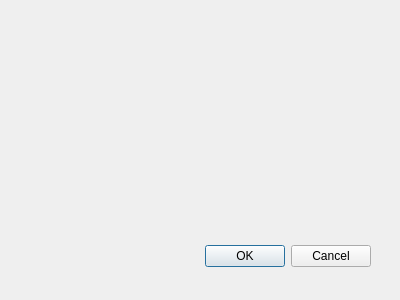
The window that lushan_efficiency_suite_dialog_base.ui (kevics1/wallpaper-web) describes before a commit, drawn with Qt 5.
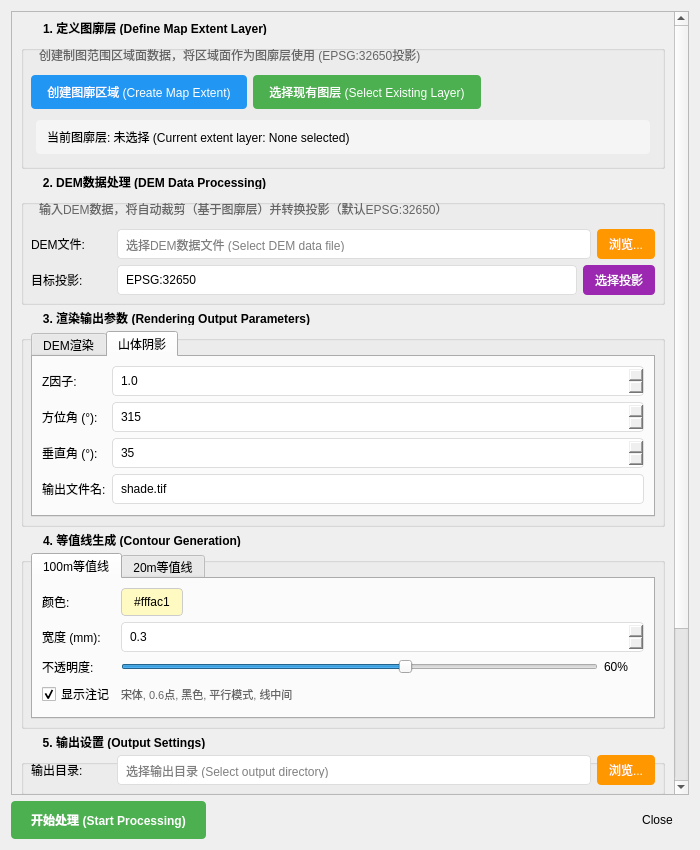
The same window after the commit. The open tabs and pages were chosen to show the change.

Commit message: Implement core UI and processing functionality for Lushan map making tool

What changed in the file:
```diff
--- a/lushan_efficiency_suite_dialog_base.ui
+++ b/lushan_efficiency_suite_dialog_base.ui
@@ -1,33 +1,853 @@
 <ui version="4.0" >
  <class>LushanEfficiencySuiteDialogBase</class>
- <widget class="QDialog" name="LushanEfficiencySuiteDialogBase" >
-  <property name="geometry" >
+ <widget class="QDialog" name="LushanEfficiencySuiteDialogBase">
+  <property name="geometry">
    <rect>
     <x>0</x>
     <y>0</y>
-    <width>400</width>
-    <height>300</height>
+    <width>700</width>
+    <height>850</height>
    </rect>
   </property>
   <property name="windowTitle" >
    <string>Lushan Efficiency Suite</string>
   </property>
-  <widget class="QDialogButtonBox" name="button_box" >
-   <property name="geometry" >
-    <rect>
-     <x>30</x>
-     <y>240</y>
-     <width>341</width>
-     <height>32</height>
-    </rect>
-   </property>
-   <property name="orientation" >
-    <enum>Qt::Horizontal</enum>
-   </property>
-   <property name="standardButtons" >
-    <set>QDialogButtonBox::Cancel|QDialogButtonBox::Ok</set>
-   </property>
-  </widget>
+  <property name="modal">
+   <bool>true</bool>
+  </property>
+  <layout class="QVBoxLayout" name="verticalLayout">
+   <item>
+    <widget class="QScrollArea" name="scrollArea">
+     <property name="widgetResizable">
+      <bool>true</bool>
+     </property>
+     <widget class="QWidget" name="scrollAreaWidgetContents">
+      <property name="geometry">
+       <rect>
+        <x>0</x>
+        <y>0</y>
+        <width>678</width>
+        <height>1200</height>
+       </rect>
+      </property>
+      <layout class="QVBoxLayout" name="mainLayout">
+       <item>
+        <widget class="QGroupBox" name="groupBox_mapExtent">
+         <property name="title">
+          <string>1. 定义图廓层 (Define Map Extent Layer)</string>
+         </property>
+         <property name="styleSheet">
+          <string>QGroupBox { font-weight: bold; margin-top: 10px; }
+QGroupBox::title { subcontrol-origin: margin; left: 10px; padding: 0 10px 0 10px; }</string>
+         </property>
+         <layout class="QVBoxLayout" name="extentLayout">
+          <item>
+           <widget class="QLabel" name="label_extentInfo">
+            <property name="text">
+             <string>创建制图范围区域面数据，将区域面作为图廓层使用 (EPSG:32650投影)</string>
+            </property>
+            <property name="wordWrap">
+             <bool>true</bool>
+            </property>
+            <property name="styleSheet">
+             <string>color: #666; margin: 5px;</string>
+            </property>
+           </widget>
+          </item>
+          <item>
+           <layout class="QHBoxLayout" name="extentButtonLayout">
+            <item>
+             <widget class="QPushButton" name="btn_createExtent">
+              <property name="text">
+               <string>创建图廓区域 (Create Map Extent)</string>
+              </property>
+              <property name="styleSheet">
+               <string>QPushButton { background-color: #2196F3; color: white; border: none; padding: 8px 16px; border-radius: 4px; }
+QPushButton:hover { background-color: #1976D2; }
+QPushButton:pressed { background-color: #0D47A1; }</string>
+              </property>
+             </widget>
+            </item>
+            <item>
+             <widget class="QPushButton" name="btn_selectExtentLayer">
+              <property name="text">
+               <string>选择现有图层 (Select Existing Layer)</string>
+              </property>
+              <property name="styleSheet">
+               <string>QPushButton { background-color: #4CAF50; color: white; border: none; padding: 8px 16px; border-radius: 4px; }
+QPushButton:hover { background-color: #388E3C; }
+QPushButton:pressed { background-color: #1B5E20; }</string>
+              </property>
+             </widget>
+            </item>
+            <item>
+             <spacer name="extentSpacer">
+              <property name="orientation">
+               <enum>Qt::Horizontal</enum>
+              </property>
+              <property name="sizeHint" stdset="0">
+               <size>
+                <width>40</width>
+                <height>20</height>
+               </size>
+              </property>
+             </spacer>
+            </item>
+           </layout>
+          </item>
+          <item>
+           <widget class="QLabel" name="label_selectedExtent">
+            <property name="text">
+             <string>当前图廓层: 未选择 (Current extent layer: None selected)</string>
+            </property>
+            <property name="styleSheet">
+             <string>background-color: #F5F5F5; padding: 8px; border-radius: 4px; margin: 5px;</string>
+            </property>
+           </widget>
+          </item>
+         </layout>
+        </widget>
+       </item>
+       <item>
+        <widget class="QGroupBox" name="groupBox_demProcessing">
+         <property name="title">
+          <string>2. DEM数据处理 (DEM Data Processing)</string>
+         </property>
+         <property name="styleSheet">
+          <string>QGroupBox { font-weight: bold; margin-top: 10px; }
+QGroupBox::title { subcontrol-origin: margin; left: 10px; padding: 0 10px 0 10px; }</string>
+         </property>
+         <layout class="QVBoxLayout" name="demLayout">
+          <item>
+           <widget class="QLabel" name="label_demInfo">
+            <property name="text">
+             <string>输入DEM数据，将自动裁剪（基于图廓层）并转换投影（默认EPSG:32650）</string>
+            </property>
+            <property name="wordWrap">
+             <bool>true</bool>
+            </property>
+            <property name="styleSheet">
+             <string>color: #666; margin: 5px;</string>
+            </property>
+           </widget>
+          </item>
+          <item>
+           <layout class="QHBoxLayout" name="demFileLayout">
+            <item>
+             <widget class="QLabel" name="label_demFile">
+              <property name="text">
+               <string>DEM文件:</string>
+              </property>
+              <property name="minimumSize">
+               <size>
+                <width>80</width>
+                <height>0</height>
+               </size>
+              </property>
+             </widget>
+            </item>
+            <item>
+             <widget class="QLineEdit" name="lineEdit_demFile">
+              <property name="placeholderText">
+               <string>选择DEM数据文件 (Select DEM data file)</string>
+              </property>
+              <property name="styleSheet">
+               <string>padding: 6px; border: 1px solid #ddd; border-radius: 4px;</string>
+              </property>
+             </widget>
+            </item>
+            <item>
+             <widget class="QPushButton" name="btn_browseDem">
+              <property name="text">
+               <string>浏览...</string>
+              </property>
+              <property name="styleSheet">
+               <string>QPushButton { background-color: #FF9800; color: white; border: none; padding: 6px 12px; border-radius: 4px; }
+QPushButton:hover { background-color: #F57C00; }
+QPushButton:pressed { background-color: #E65100; }</string>
+              </property>
+             </widget>
+            </item>
+           </layout>
+          </item>
+          <item>
+           <layout class="QHBoxLayout" name="projectionLayout">
+            <item>
+             <widget class="QLabel" name="label_projection">
+              <property name="text">
+               <string>目标投影:</string>
+              </property>
+              <property name="minimumSize">
+               <size>
+                <width>80</width>
+                <height>0</height>
+               </size>
+              </property>
+             </widget>
+            </item>
+            <item>
+             <widget class="QLineEdit" name="lineEdit_projection">
+              <property name="text">
+               <string>EPSG:32650</string>
+              </property>
+              <property name="styleSheet">
+               <string>padding: 6px; border: 1px solid #ddd; border-radius: 4px;</string>
+              </property>
+             </widget>
+            </item>
+            <item>
+             <widget class="QPushButton" name="btn_selectProjection">
+              <property name="text">
+               <string>选择投影</string>
+              </property>
+              <property name="styleSheet">
+               <string>QPushButton { background-color: #9C27B0; color: white; border: none; padding: 6px 12px; border-radius: 4px; }
+QPushButton:hover { background-color: #7B1FA2; }
+QPushButton:pressed { background-color: #4A148C; }</string>
+              </property>
+             </widget>
+            </item>
+           </layout>
+          </item>
+         </layout>
+        </widget>
+       </item>
+       <item>
+        <widget class="QGroupBox" name="groupBox_rendering">
+         <property name="title">
+          <string>3. 渲染输出参数 (Rendering Output Parameters)</string>
+         </property>
+         <property name="styleSheet">
+          <string>QGroupBox { font-weight: bold; margin-top: 10px; }
+QGroupBox::title { subcontrol-origin: margin; left: 10px; padding: 0 10px 0 10px; }</string>
+         </property>
+         <layout class="QVBoxLayout" name="renderingLayout">
+          <item>
+           <widget class="QTabWidget" name="tabWidget_rendering">
+            <property name="currentIndex">
+             <number>0</number>
+            </property>
+            <widget class="QWidget" name="tab_demRendering">
+             <attribute name="title">
+              <string>DEM渲染</string>
+             </attribute>
+             <layout class="QVBoxLayout" name="demRenderLayout">
+              <item>
+               <layout class="QFormLayout" name="demFormLayout">
+                <item row="0" column="0">
+                 <widget class="QLabel" name="label_demOpacity">
+                  <property name="text">
+                   <string>不透明度:</string>
+                  </property>
+                 </widget>
+                </item>
+                <item row="0" column="1">
+                 <layout class="QHBoxLayout" name="opacityLayout">
+                  <item>
+                   <widget class="QSlider" name="slider_demOpacity">
+                    <property name="minimum">
+                     <number>0</number>
+                    </property>
+                    <property name="maximum">
+                     <number>100</number>
+                    </property>
+                    <property name="value">
+                     <number>80</number>
+                    </property>
+                    <property name="orientation">
+                     <enum>Qt::Horizontal</enum>
+                    </property>
+                   </widget>
+                  </item>
+                  <item>
+                   <widget class="QLabel" name="label_opacityValue">
+                    <property name="text">
+                     <string>80%</string>
+                    </property>
+                    <property name="minimumSize">
+                     <size>
+                      <width>40</width>
+                      <height>0</height>
+                     </size>
+                    </property>
+                   </widget>
+                  </item>
+                 </layout>
+                </item>
+                <item row="1" column="0">
+                 <widget class="QLabel" name="label_colorGradient">
+                  <property name="text">
+                   <string>颜色梯度:</string>
+                  </property>
+                 </widget>
+                </item>
+                <item row="1" column="1">
+                 <widget class="QLabel" name="label_gradientInfo">
+                  <property name="text">
+                   <string>0%:#d8e5be, 29%:#add59c, 89%:#4caf50, 100%:#006603</string>
+                  </property>
+                  <property name="styleSheet">
+                   <string>background: linear-gradient(to right, #d8e5be, #add59c, #4caf50, #006603); padding: 8px; border-radius: 4px; color: white;</string>
+                  </property>
+                 </widget>
+                </item>
+                <item row="2" column="0">
+                 <widget class="QLabel" name="label_demOutput">
+                  <property name="text">
+                   <string>输出文件名:</string>
+                  </property>
+                 </widget>
+                </item>
+                <item row="2" column="1">
+                 <widget class="QLineEdit" name="lineEdit_demOutput">
+                  <property name="text">
+                   <string>dem.tif</string>
+                  </property>
+                  <property name="styleSheet">
+                   <string>padding: 6px; border: 1px solid #ddd; border-radius: 4px;</string>
+                  </property>
+                 </widget>
+                </item>
+               </layout>
+              </item>
+             </layout>
+            </widget>
+            <widget class="QWidget" name="tab_hillshade">
+             <attribute name="title">
+              <string>山体阴影</string>
+             </attribute>
+             <layout class="QVBoxLayout" name="hillshadeLayout">
+              <item>
+               <layout class="QFormLayout" name="hillshadeFormLayout">
+                <item row="0" column="0">
+                 <widget class="QLabel" name="label_zFactor">
+                  <property name="text">
+                   <string>Z因子:</string>
+                  </property>
+                 </widget>
+                </item>
+                <item row="0" column="1">
+                 <widget class="QDoubleSpinBox" name="doubleSpinBox_zFactor">
+                  <property name="decimals">
+                   <number>1</number>
+                  </property>
+                  <property name="minimum">
+                   <double>0.100000000000000</double>
+                  </property>
+                  <property name="maximum">
+                   <double>10.000000000000000</double>
+                  </property>
+                  <property name="singleStep">
+                   <double>0.100000000000000</double>
+                  </property>
+                  <property name="value">
+                   <double>1.000000000000000</double>
+                  </property>
+                  <property name="styleSheet">
+                   <string>padding: 6px; border: 1px solid #ddd; border-radius: 4px;</string>
+                  </property>
+                 </widget>
+                </item>
+                <item row="1" column="0">
+                 <widget class="QLabel" name="label_azimuth">
+                  <property name="text">
+                   <string>方位角 (°):</string>
+                  </property>
+                 </widget>
+                </item>
+                <item row="1" column="1">
+                 <widget class="QSpinBox" name="spinBox_azimuth">
+                  <property name="minimum">
+                   <number>0</number>
+                  </property>
+                  <property name="maximum">
+                   <number>360</number>
+                  </property>
+                  <property name="value">
+                   <number>315</number>
+                  </property>
+                  <property name="styleSheet">
+                   <string>padding: 6px; border: 1px solid #ddd; border-radius: 4px;</string>
+                  </property>
+                 </widget>
+                </item>
+                <item row="2" column="0">
+                 <widget class="QLabel" name="label_elevation">
+                  <property name="text">
+                   <string>垂直角 (°):</string>
+                  </property>
+                 </widget>
+                </item>
+                <item row="2" column="1">
+                 <widget class="QSpinBox" name="spinBox_elevation">
+                  <property name="minimum">
+                   <number>0</number>
+                  </property>
+                  <property name="maximum">
+                   <number>90</number>
+                  </property>
+                  <property name="value">
+                   <number>35</number>
+                  </property>
+                  <property name="styleSheet">
+                   <string>padding: 6px; border: 1px solid #ddd; border-radius: 4px;</string>
+                  </property>
+                 </widget>
+                </item>
+                <item row="3" column="0">
+                 <widget class="QLabel" name="label_shadeOutput">
+                  <property name="text">
+                   <string>输出文件名:</string>
+                  </property>
+                 </widget>
+                </item>
+                <item row="3" column="1">
+                 <widget class="QLineEdit" name="lineEdit_shadeOutput">
+                  <property name="text">
+                   <string>shade.tif</string>
+                  </property>
+                  <property name="styleSheet">
+                   <string>padding: 6px; border: 1px solid #ddd; border-radius: 4px;</string>
+                  </property>
+                 </widget>
+                </item>
+               </layout>
+              </item>
+             </layout>
+            </widget>
+           </widget>
+          </item>
+         </layout>
+        </widget>
+       </item>
+       <item>
+        <widget class="QGroupBox" name="groupBox_contours">
+         <property name="title">
+          <string>4. 等值线生成 (Contour Generation)</string>
+         </property>
+         <property name="styleSheet">
+          <string>QGroupBox { font-weight: bold; margin-top: 10px; }
+QGroupBox::title { subcontrol-origin: margin; left: 10px; padding: 0 10px 0 10px; }</string>
+         </property>
+         <layout class="QVBoxLayout" name="contoursLayout">
+          <item>
+           <widget class="QTabWidget" name="tabWidget_contours">
+            <property name="currentIndex">
+             <number>0</number>
+            </property>
+            <widget class="QWidget" name="tab_contour100">
+             <attribute name="title">
+              <string>100m等值线</string>
+             </attribute>
+             <layout class="QVBoxLayout" name="contour100Layout">
+              <item>
+               <layout class="QFormLayout" name="contour100FormLayout">
+                <item row="0" column="0">
+                 <widget class="QLabel" name="label_contour100Color">
+                  <property name="text">
+                   <string>颜色:</string>
+                  </property>
+                 </widget>
+                </item>
+                <item row="0" column="1">
+                 <layout class="QHBoxLayout" name="color100Layout">
+                  <item>
+                   <widget class="QPushButton" name="btn_contour100Color">
+                    <property name="text">
+                     <string>#fffac1</string>
+                    </property>
+                    <property name="styleSheet">
+                     <string>background-color: #fffac1; border: 1px solid #ccc; padding: 6px 12px; border-radius: 4px;</string>
+                    </property>
+                   </widget>
+                  </item>
+                  <item>
+                   <spacer name="color100Spacer">
+                    <property name="orientation">
+                     <enum>Qt::Horizontal</enum>
+                    </property>
+                    <property name="sizeHint" stdset="0">
+                     <size>
+                      <width>40</width>
+                      <height>20</height>
+                     </size>
+                    </property>
+                   </spacer>
+                  </item>
+                 </layout>
+                </item>
+                <item row="1" column="0">
+                 <widget class="QLabel" name="label_contour100Width">
+                  <property name="text">
+                   <string>宽度 (mm):</string>
+                  </property>
+                 </widget>
+                </item>
+                <item row="1" column="1">
+                 <widget class="QDoubleSpinBox" name="doubleSpinBox_contour100Width">
+                  <property name="decimals">
+                   <number>1</number>
+                  </property>
+                  <property name="minimum">
+                   <double>0.100000000000000</double>
+                  </property>
+                  <property name="maximum">
+                   <double>10.000000000000000</double>
+                  </property>
+                  <property name="singleStep">
+                   <double>0.100000000000000</double>
+                  </property>
+                  <property name="value">
+                   <double>0.300000000000000</double>
+                  </property>
+                  <property name="styleSheet">
+                   <string>padding: 6px; border: 1px solid #ddd; border-radius: 4px;</string>
+                  </property>
+                 </widget>
+                </item>
+                <item row="2" column="0">
+                 <widget class="QLabel" name="label_contour100Opacity">
+                  <property name="text">
+                   <string>不透明度:</string>
+                  </property>
+                 </widget>
+                </item>
+                <item row="2" column="1">
+                 <layout class="QHBoxLayout" name="opacity100Layout">
+                  <item>
+                   <widget class="QSlider" name="slider_contour100Opacity">
+                    <property name="minimum">
+                     <number>0</number>
+                    </property>
+                    <property name="maximum">
+                     <number>100</number>
+                    </property>
+                    <property name="value">
+                     <number>60</number>
+                    </property>
+                    <property name="orientation">
+                     <enum>Qt::Horizontal</enum>
+                    </property>
+                   </widget>
+                  </item>
+                  <item>
+                   <widget class="QLabel" name="label_opacity100Value">
+                    <property name="text">
+                     <string>60%</string>
+                    </property>
+                    <property name="minimumSize">
+                     <size>
+                      <width>40</width>
+                      <height>0</height>
+                     </size>
+                    </property>
+                   </widget>
+                  </item>
+                 </layout>
+                </item>
+                <item row="3" column="0">
+                 <widget class="QCheckBox" name="checkBox_contour100Labels">
+                  <property name="text">
+                   <string>显示注记</string>
+                  </property>
+                  <property name="checked">
+                   <bool>true</bool>
+                  </property>
+                 </widget>
+                </item>
+                <item row="3" column="1">
+                 <widget class="QLabel" name="label_contour100LabelInfo">
+                  <property name="text">
+                   <string>宋体, 0.6点, 黑色, 平行模式, 线中间</string>
+                  </property>
+                  <property name="styleSheet">
+                   <string>color: #666; font-size: 11px;</string>
+                  </property>
+                 </widget>
+                </item>
+               </layout>
+              </item>
+             </layout>
+            </widget>
+            <widget class="QWidget" name="tab_contour20">
+             <attribute name="title">
+              <string>20m等值线</string>
+             </attribute>
+             <layout class="QVBoxLayout" name="contour20Layout">
+              <item>
+               <layout class="QFormLayout" name="contour20FormLayout">
+                <item row="0" column="0">
+                 <widget class="QLabel" name="label_contour20Color">
+                  <property name="text">
+                   <string>颜色:</string>
+                  </property>
+                 </widget>
+                </item>
+                <item row="0" column="1">
+                 <layout class="QHBoxLayout" name="color20Layout">
+                  <item>
+                   <widget class="QPushButton" name="btn_contour20Color">
+                    <property name="text">
+                     <string>#fff5a5</string>
+                    </property>
+                    <property name="styleSheet">
+                     <string>background-color: #fff5a5; border: 1px solid #ccc; padding: 6px 12px; border-radius: 4px;</string>
+                    </property>
+                   </widget>
+                  </item>
+                  <item>
+                   <spacer name="color20Spacer">
+                    <property name="orientation">
+                     <enum>Qt::Horizontal</enum>
+                    </property>
+                    <property name="sizeHint" stdset="0">
+                     <size>
+                      <width>40</width>
+                      <height>20</height>
+                     </size>
+                    </property>
+                   </spacer>
+                  </item>
+                 </layout>
+                </item>
+                <item row="1" column="0">
+                 <widget class="QLabel" name="label_contour20Width">
+                  <property name="text">
+                   <string>宽度 (mm):</string>
+                  </property>
+                 </widget>
+                </item>
+                <item row="1" column="1">
+                 <widget class="QDoubleSpinBox" name="doubleSpinBox_contour20Width">
+                  <property name="decimals">
+                   <number>1</number>
+                  </property>
+                  <property name="minimum">
+                   <double>0.100000000000000</double>
+                  </property>
+                  <property name="maximum">
+                   <double>10.000000000000000</double>
+                  </property>
+                  <property name="singleStep">
+                   <double>0.100000000000000</double>
+                  </property>
+                  <property name="value">
+                   <double>0.100000000000000</double>
+                  </property>
+                  <property name="styleSheet">
+                   <string>padding: 6px; border: 1px solid #ddd; border-radius: 4px;</string>
+                  </property>
+                 </widget>
+                </item>
+                <item row="2" column="0">
+                 <widget class="QLabel" name="label_contour20Opacity">
+                  <property name="text">
+                   <string>不透明度:</string>
+                  </property>
+                 </widget>
+                </item>
+                <item row="2" column="1">
+                 <layout class="QHBoxLayout" name="opacity20Layout">
+                  <item>
+                   <widget class="QSlider" name="slider_contour20Opacity">
+                    <property name="minimum">
+                     <number>0</number>
+                    </property>
+                    <property name="maximum">
+                     <number>100</number>
+                    </property>
+                    <property name="value">
+                     <number>50</number>
+                    </property>
+                    <property name="orientation">
+                     <enum>Qt::Horizontal</enum>
+                    </property>
+                   </widget>
+                  </item>
+                  <item>
+                   <widget class="QLabel" name="label_opacity20Value">
+                    <property name="text">
+                     <string>50%</string>
+                    </property>
+                    <property name="minimumSize">
+                     <size>
+                      <width>40</width>
+                      <height>0</height>
+                     </size>
+                    </property>
+                   </widget>
+                  </item>
+                 </layout>
+                </item>
+                <item row="3" column="0">
+                 <widget class="QCheckBox" name="checkBox_contour20Labels">
+                  <property name="text">
+                   <string>显示注记</string>
+                  </property>
+                  <property name="checked">
+                   <bool>false</bool>
+                  </property>
+                 </widget>
+                </item>
+                <item row="3" column="1">
+                 <widget class="QLabel" name="label_contour20LabelInfo">
+                  <property name="text">
+                   <string>无标注</string>
+                  </property>
+                  <property name="styleSheet">
+                   <string>color: #666; font-size: 11px;</string>
+                  </property>
+                 </widget>
+                </item>
+               </layout>
+              </item>
+             </layout>
+            </widget>
+           </widget>
+          </item>
+         </layout>
+        </widget>
+       </item>
+       <item>
+        <widget class="QGroupBox" name="groupBox_output">
+         <property name="title">
+          <string>5. 输出设置 (Output Settings)</string>
+         </property>
+         <property name="styleSheet">
+          <string>QGroupBox { font-weight: bold; margin-top: 10px; }
+QGroupBox::title { subcontrol-origin: margin; left: 10px; padding: 0 10px 0 10px; }</string>
+         </property>
+         <layout class="QVBoxLayout" name="outputLayout">
+          <item>
+           <layout class="QHBoxLayout" name="outputDirLayout">
+            <item>
+             <widget class="QLabel" name="label_outputDir">
+              <property name="text">
+               <string>输出目录:</string>
+              </property>
+              <property name="minimumSize">
+               <size>
+                <width>80</width>
+                <height>0</height>
+               </size>
+              </property>
+             </widget>
+            </item>
+            <item>
+             <widget class="QLineEdit" name="lineEdit_outputDir">
+              <property name="placeholderText">
+               <string>选择输出目录 (Select output directory)</string>
+              </property>
+              <property name="styleSheet">
+               <string>padding: 6px; border: 1px solid #ddd; border-radius: 4px;</string>
+              </property>
+             </widget>
+            </item>
+            <item>
+             <widget class="QPushButton" name="btn_browseOutputDir">
+              <property name="text">
+               <string>浏览...</string>
+              </property>
+              <property name="styleSheet">
+               <string>QPushButton { background-color: #FF9800; color: white; border: none; padding: 6px 12px; border-radius: 4px; }
+QPushButton:hover { background-color: #F57C00; }
+QPushButton:pressed { background-color: #E65100; }</string>
+              </property>
+             </widget>
+            </item>
+           </layout>
+          </item>
+         </layout>
+        </widget>
+       </item>
+       <item>
+        <widget class="QGroupBox" name="groupBox_progress">
+         <property name="title">
+          <string>处理进度 (Processing Progress)</string>
+         </property>
+         <property name="styleSheet">
+          <string>QGroupBox { font-weight: bold; margin-top: 10px; }
+QGroupBox::title { subcontrol-origin: margin; left: 10px; padding: 0 10px 0 10px; }</string>
+         </property>
+         <layout class="QVBoxLayout" name="progressLayout">
+          <item>
+           <widget class="QProgressBar" name="progressBar">
+            <property name="value">
+             <number>0</number>
+            </property>
+            <property name="styleSheet">
+             <string>QProgressBar { border: 1px solid #ddd; border-radius: 4px; text-align: center; }
+QProgressBar::chunk { background-color: #4CAF50; }</string>
+            </property>
+           </widget>
+          </item>
+          <item>
+           <widget class="QTextEdit" name="textEdit_log">
+            <property name="maximumSize">
+             <size>
+              <width>16777215</width>
+              <height>120</height>
+             </size>
+            </property>
+            <property name="styleSheet">
+             <string>background-color: #f8f8f8; border: 1px solid #ddd; border-radius: 4px; padding: 8px; font-family: monospace;</string>
+            </property>
+            <property name="placeholderText">
+             <string>处理日志将在此显示... (Processing logs will appear here...)</string>
+            </property>
+           </widget>
+          </item>
+         </layout>
+        </widget>
+       </item>
+      </layout>
+     </widget>
+    </widget>
+   </item>
+   <item>
+    <layout class="QHBoxLayout" name="buttonLayout">
+     <item>
+      <widget class="QPushButton" name="btn_process">
+       <property name="text">
+        <string>开始处理 (Start Processing)</string>
+       </property>
+       <property name="styleSheet">
+        <string>QPushButton { background-color: #4CAF50; color: white; border: none; padding: 10px 20px; border-radius: 4px; font-weight: bold; }
+QPushButton:hover { background-color: #388E3C; }
+QPushButton:pressed { background-color: #1B5E20; }
+QPushButton:disabled { background-color: #ccc; }</string>
+       </property>
+      </widget>
+     </item>
+     <item>
+      <spacer name="buttonSpacer">
+       <property name="orientation">
+        <enum>Qt::Horizontal</enum>
+       </property>
+       <property name="sizeHint" stdset="0">
+        <size>
+         <width>40</width>
+         <height>20</height>
+        </size>
+       </property>
+      </spacer>
+     </item>
+     <item>
+      <widget class="QDialogButtonBox" name="button_box">
+       <property name="orientation">
+        <enum>Qt::Horizontal</enum>
+       </property>
+       <property name="standardButtons">
+        <set>QDialogButtonBox::Close</set>
+       </property>
+       <property name="styleSheet">
+        <string>QPushButton { padding: 8px 16px; border-radius: 4px; }</string>
+       </property>
+      </widget>
+     </item>
+    </layout>
+   </item>
+  </layout>
  </widget>
  <resources/>
  <connections>
```
Left out of the diff: 74 changed lines with no effect on the pictures. The commit also changes 3 other files.
